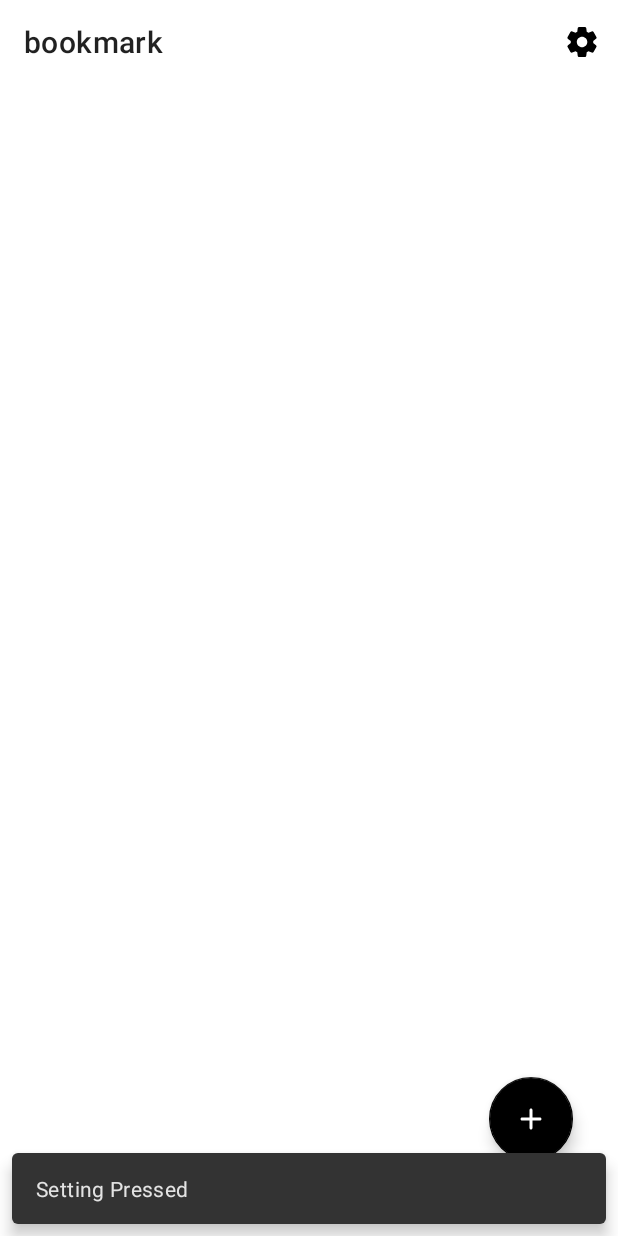
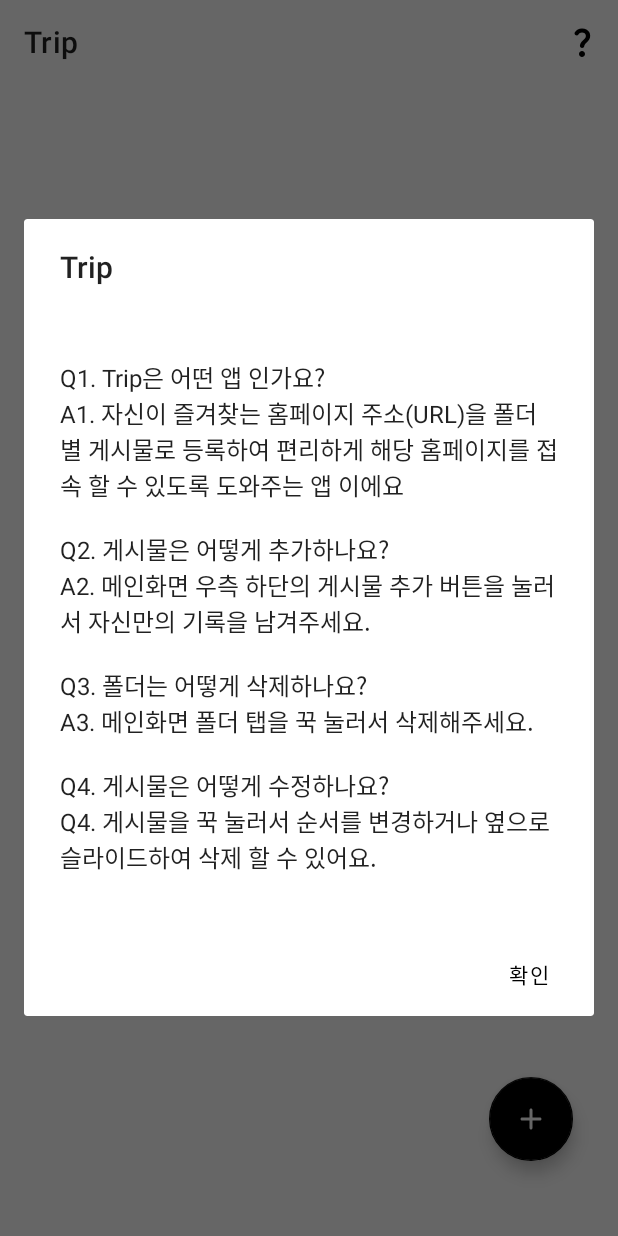
Before and after one commit to eqrw105/bookmark-aos-public, an Android app: the screen it shows after launch (MainActivity), after a tap on an icon or button, on a phone screen of 412 x 824 dp. Run offline under Robolectric (Android 15) with nearby library versions, the phone set to English and light mode, and no system bars; our stand-ins replace Room's generated code, data binding; 4 statements that could not run were skipped.

Commit message:
tutorial add. scroll to top add.

```diff
--- a/app/src/main/java/com/nims/bookmark/ui/MainActivity.kt
+++ b/app/src/main/java/com/nims/bookmark/ui/MainActivity.kt
@@ -1,5 +1,6 @@
 package com.nims.bookmark.ui
 
+import android.app.AlertDialog
 import android.content.Intent
 import android.os.Bundle
 import android.view.Menu
@@ -44,7 +45,13 @@ class MainActivity : BindingActivity<ActivityMainBinding>() {
     override fun onOptionsItemSelected(item: MenuItem): Boolean {
         when (item.itemId) {
             R.id.setting -> {
-                Snackbar.make(binding.root, "Setting Pressed", Snackbar.LENGTH_SHORT).show()
+                AlertDialog.Builder(this).apply {
+                    setTitle(getString(R.string.app_name))
+                    setMessage(getString(R.string.app_tutorial))
+                    setPositiveButton(getString(R.string.common_done), null)
+                }
+                    .create()
+                    .show()
             }
         }
         return super.onOptionsItemSelected(item)
--- a/app/src/main/java/com/nims/bookmark/ui/MainBindingAdapter.kt
+++ b/app/src/main/java/com/nims/bookmark/ui/MainBindingAdapter.kt
@@ -37,3 +37,9 @@ fun setFolders(view: TabLayout, items: List<Folder>, viewModel: MainViewModel) {
         }
     }
 }
+
+@BindingAdapter(value = ["listener"])
+fun setScrollListener(view: RecyclerView, listener: RecyclerView.OnScrollListener) {
+    view.removeOnScrollListener(listener)
+    view.addOnScrollListener(listener)
+}
--- a/app/src/main/java/com/nims/bookmark/ui/MainViewModel.kt
+++ b/app/src/main/java/com/nims/bookmark/ui/MainViewModel.kt
@@ -2,10 +2,7 @@ package com.nims.bookmark.ui
 
 import android.app.AlertDialog
 import android.content.Intent
-import android.net.Uri
-import android.util.Log
 import android.view.View
-import androidx.core.net.toUri
 import androidx.lifecycle.LiveData
 import androidx.lifecycle.ViewModel
 import androidx.recyclerview.widget.RecyclerView
@@ -15,8 +12,6 @@ import com.nims.bookmark.NotNullMutableLiveData
 import com.nims.bookmark.R
 import com.nims.bookmark.room.Folder
 import com.nims.bookmark.room.Path
-import java.lang.Exception
-import java.net.URI
 
 class MainViewModel(private val repository: RepositoryImpl): ViewModel() {
     private val _paths: NotNullMutableLiveData<List<Path>> = NotNullMutableLiveData(arrayListOf())
@@ -24,6 +19,9 @@ class MainViewModel(private val repository: RepositoryImpl): ViewModel() {
 
     private val _folders: NotNullMutableLiveData<List<Folder>> = NotNullMutableLiveData(arrayListOf())
     val folders: LiveData<List<Folder>> get() = _folders
+
+    private val _scrollTopState: NotNullMutableLiveData<Boolean> = NotNullMutableLiveData(false)
+    val scrollTopState: LiveData<Boolean> get() = _scrollTopState
 
     fun fetchPaths(folderId: Int) {
         _paths.postValue(repository.getPaths(folderId))
@@ -81,4 +79,19 @@ class MainViewModel(private val repository: RepositoryImpl): ViewModel() {
         }
         return@OnLongClickListener true
     }
+
+    val onScrollListener = object: RecyclerView.OnScrollListener() {
+        override fun onScrolled(recyclerView: RecyclerView, dx: Int, dy: Int) {
+            if (recyclerView.computeVerticalScrollOffset() > 0) {
+                if (!_scrollTopState.value) {
+                    _scrollTopState.postValue(true)
+                }
+            } else {
+                if (_scrollTopState.value) {
+                    _scrollTopState.postValue(false)
+                }
+            }
+            super.onScrolled(recyclerView, dx, dy)
+        }
+    }
 }
--- /dev/null
+++ b/app/src/main/res/drawable/ic_circle_arrow_top.xml
@@ -0,0 +1,10 @@
+<vector xmlns:android="http://schemas.android.com/apk/res/android"
+    android:width="24dp"
+    android:height="24dp"
+    android:viewportWidth="24"
+    android:viewportHeight="24"
+    android:tint="?attr/colorControlNormal">
+  <path
+      android:fillColor="@android:color/white"
+      android:pathData="M12,20c-4.41,0 -8,-3.59 -8,-8s3.59,-8 8,-8s8,3.59 8,8S16.41,20 12,20M12,22c5.52,0 10,-4.48 10,-10c0,-5.52 -4.48,-10 -10,-10C6.48,2 2,6.48 2,12C2,17.52 6.48,22 12,22L12,22zM11,12l0,3c0,0.55 0.45,1 1,1h0c0.55,0 1,-0.45 1,-1l0,-3h1.79c0.45,0 0.67,-0.54 0.35,-0.85l-2.79,-2.79c-0.2,-0.2 -0.51,-0.2 -0.71,0l-2.79,2.79C8.54,11.46 8.76,12 9.21,12H11z"/>
+</vector>
--- /dev/null
+++ b/app/src/main/res/drawable/ic_help.xml
@@ -0,0 +1,10 @@
+<vector xmlns:android="http://schemas.android.com/apk/res/android"
+    android:width="24dp"
+    android:height="24dp"
+    android:viewportWidth="24"
+    android:viewportHeight="24"
+    android:tint="?attr/colorControlNormal">
+  <path
+      android:fillColor="@android:color/white"
+      android:pathData="M7.92,7.54C7.12,7.2 6.78,6.21 7.26,5.49C8.23,4.05 9.85,3 11.99,3c2.35,0 3.96,1.07 4.78,2.41c0.7,1.15 1.11,3.3 0.03,4.9c-1.2,1.77 -2.35,2.31 -2.97,3.45c-0.15,0.27 -0.24,0.49 -0.3,0.94c-0.09,0.73 -0.69,1.3 -1.43,1.3c-0.87,0 -1.58,-0.75 -1.48,-1.62c0.06,-0.51 0.18,-1.04 0.46,-1.54c0.77,-1.39 2.25,-2.21 3.11,-3.44c0.91,-1.29 0.4,-3.7 -2.18,-3.7c-1.17,0 -1.93,0.61 -2.4,1.34C9.26,7.61 8.53,7.79 7.92,7.54zM14,20c0,1.1 -0.9,2 -2,2s-2,-0.9 -2,-2c0,-1.1 0.9,-2 2,-2S14,18.9 14,20z"/>
+</vector>
--- a/app/src/main/res/drawable/ic_settings.xml
+++ /dev/null
@@ -1,10 +0,0 @@
-<vector xmlns:android="http://schemas.android.com/apk/res/android"
-    android:width="24dp"
-    android:height="24dp"
-    android:viewportWidth="24"
-    android:viewportHeight="24"
-    android:tint="?attr/colorControlNormal">
-  <path
-      android:fillColor="@android:color/white"
-      android:pathData="M19.5,12c0,-0.23 -0.01,-0.45 -0.03,-0.68l1.86,-1.41c0.4,-0.3 0.51,-0.86 0.26,-1.3l-1.87,-3.23c-0.25,-0.44 -0.79,-0.62 -1.25,-0.42l-2.15,0.91c-0.37,-0.26 -0.76,-0.49 -1.17,-0.68l-0.29,-2.31C14.8,2.38 14.37,2 13.87,2h-3.73C9.63,2 9.2,2.38 9.14,2.88L8.85,5.19c-0.41,0.19 -0.8,0.42 -1.17,0.68L5.53,4.96c-0.46,-0.2 -1,-0.02 -1.25,0.42L2.41,8.62c-0.25,0.44 -0.14,0.99 0.26,1.3l1.86,1.41C4.51,11.55 4.5,11.77 4.5,12s0.01,0.45 0.03,0.68l-1.86,1.41c-0.4,0.3 -0.51,0.86 -0.26,1.3l1.87,3.23c0.25,0.44 0.79,0.62 1.25,0.42l2.15,-0.91c0.37,0.26 0.76,0.49 1.17,0.68l0.29,2.31C9.2,21.62 9.63,22 10.13,22h3.73c0.5,0 0.93,-0.38 0.99,-0.88l0.29,-2.31c0.41,-0.19 0.8,-0.42 1.17,-0.68l2.15,0.91c0.46,0.2 1,0.02 1.25,-0.42l1.87,-3.23c0.25,-0.44 0.14,-0.99 -0.26,-1.3l-1.86,-1.41C19.49,12.45 19.5,12.23 19.5,12zM12.04,15.5c-1.93,0 -3.5,-1.57 -3.5,-3.5s1.57,-3.5 3.5,-3.5s3.5,1.57 3.5,3.5S13.97,15.5 12.04,15.5z"/>
-</vector>
--- a/app/src/main/res/layout/activity_main.xml
+++ b/app/src/main/res/layout/activity_main.xml
@@ -8,6 +8,8 @@
         <variable
             name="viewModel"
             type="com.nims.bookmark.ui.MainViewModel" />
+
+        <import type="android.view.View" />
     </data>
 
     <androidx.coordinatorlayout.widget.CoordinatorLayout
@@ -34,7 +36,7 @@
                     android:layout_width="match_parent"
                     android:layout_height="wrap_content"
                     app:folders="@{viewModel.folders}"
-                    app:viewModel="@{viewModel}"/>
+                    app:viewModel="@{viewModel}" />
 
                 <androidx.recyclerview.widget.RecyclerView
                     android:id="@+id/bookmarkList"
@@ -42,16 +44,25 @@
                     android:layout_height="match_parent"
                     android:orientation="vertical"
                     app:layoutManager="androidx.recyclerview.widget.LinearLayoutManager"
+                    app:listener="@{viewModel.onScrollListener}"
                     app:paths="@{viewModel.paths}"
-                    app:viewModel="@{viewModel}"/>
+                    app:viewModel="@{viewModel}" />
             </LinearLayout>
+
+            <ImageView
+                android:id="@+id/scrollTop"
+                style="@style/CommonScrollTopImageView"
+                android:layout_width="36dp"
+                android:layout_height="36dp"
+                android:onClick="@{(v) -> bookmarkList.smoothScrollToPosition(0)}"
+                android:visibility="@{viewModel.scrollTopState? View.VISIBLE : View.GONE}" />
 
             <com.google.android.material.floatingactionbutton.FloatingActionButton
                 style="@style/CommonFloatingActionButton"
                 android:layout_width="wrap_content"
                 android:layout_height="wrap_content"
-                android:src="@drawable/ic_plus"
-                android:onClick="@{(v) -> viewModel.openRegister(v)}"/>
+                android:onClick="@{(v) -> viewModel.openRegister(v)}"
+                android:src="@drawable/ic_plus" />
         </androidx.coordinatorlayout.widget.CoordinatorLayout>
     </androidx.coordinatorlayout.widget.CoordinatorLayout>
 </layout>
--- a/app/src/main/res/menu/main_menu.xml
+++ b/app/src/main/res/menu/main_menu.xml
@@ -3,7 +3,7 @@
     xmlns:app="http://schemas.android.com/apk/res-auto">
     <item
         android:id="@+id/setting"
-        android:icon="@drawable/ic_settings"
+        android:icon="@drawable/ic_help"
         android:title=""
         app:showAsAction="ifRoom"/>
 </menu>
--- a/app/src/main/res/values/strings.xml
+++ b/app/src/main/res/values/strings.xml
@@ -1,7 +1,10 @@
 <resources>
-    <string name="app_name">bookmark</string>
-
+    <string name="app_name">Trip</string>
+    <string name="app_tutorial">
+        \n\nQ1. Trip은 어떤 앱 인가요?\nA1. 자신이 즐겨찾는 홈페이지 주소(URL)을 폴더 별 게시물로 등록하여 편리하게 해당 홈페이지를 접속 할 수 있도록 도와주는 앱 이에요\n\nQ2. 게시물은 어떻게 추가하나요?\nA2. 메인화면 우측 하단의 게시물 추가 버튼을 눌러서 자신만의 기록을 남겨주세요.\n\nQ3. 폴더는 어떻게 삭제하나요?\nA3. 메인화면 폴더 탭을 꾹 눌러서 삭제해주세요.\n\nQ4. 게시물은 어떻게 수정하나요?\nQ4. 게시물을 꾹 눌러서 순서를 변경하거나 옆으로 슬라이드하여 삭제 할 수 있어요.\n\n
+    </string>
     <string name="common_all">전체</string>
+    <string name="common_done">확인</string>
 
     <!-- RegisterActivity 등록 페이지 -->
     <string name="register_title">등록하기</string>
--- a/app/src/main/res/values/style.xml
+++ b/app/src/main/res/values/style.xml
@@ -112,4 +112,11 @@
     <style name="CommonProgressBar" parent="Theme.Bookmark">
         <item name="android:layout_gravity">center</item>
     </style>
+
+    <style name="CommonScrollTopImageView" parent="Theme.Bookmark">
+        <item name="android:layout_gravity">center|bottom</item>
+        <item name="android:layout_marginBottom">30dp</item>
+        <item name="android:padding">10dp</item>
+        <item name="android:src">@drawable/ic_circle_arrow_top</item>
+    </style>
 </resources>
```
